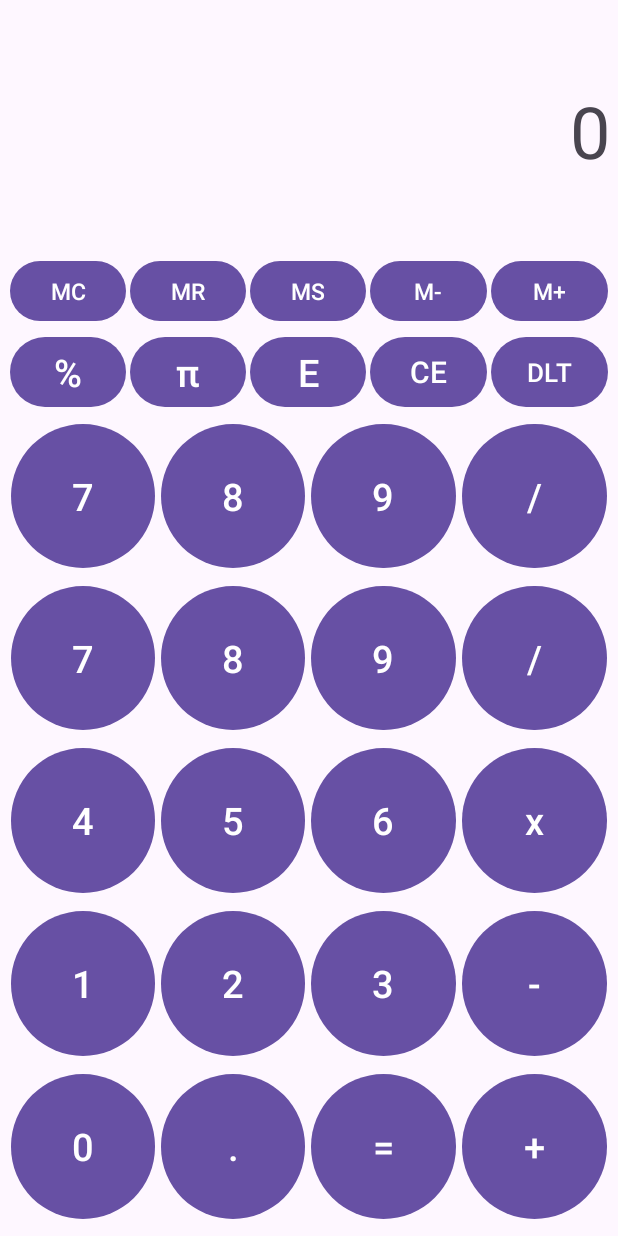
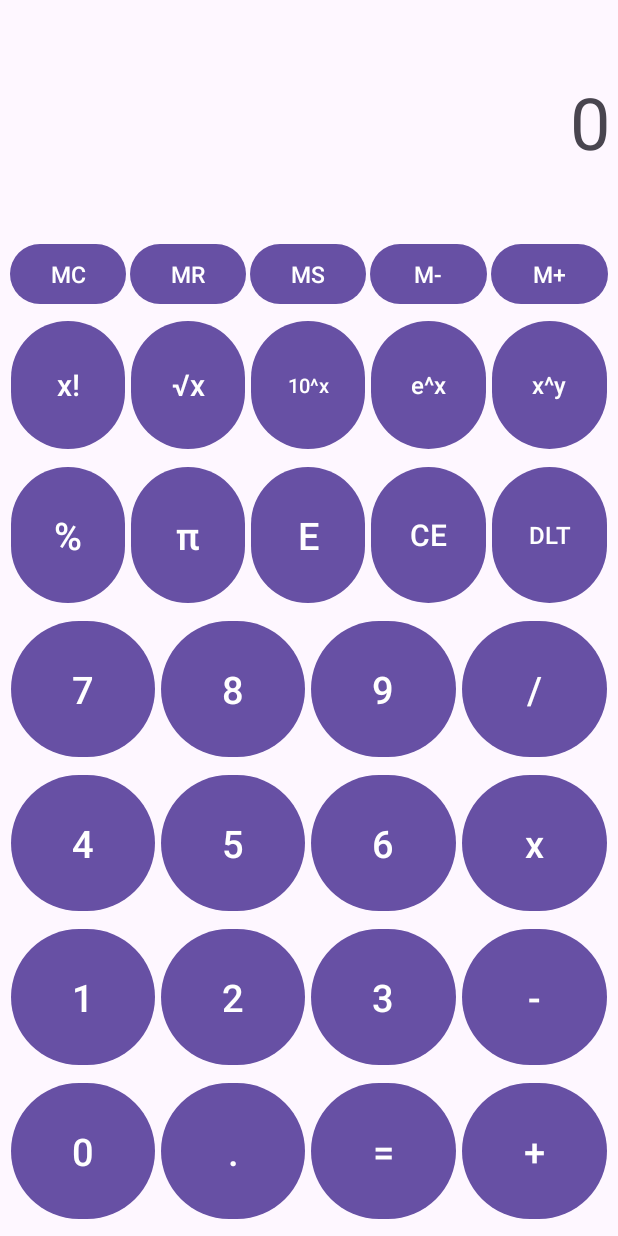
Before and after one commit to TalesMachado404/Calculadora_Cientifica, an Android app: the screen it shows after launch (MainActivity), on a phone screen of 412 x 824 dp. Run offline under Robolectric (Android 15) with nearby library versions, the phone set to English and light mode, and no system bars.

```diff
--- a/app/src/main/res/layout/activity_main.xml
+++ b/app/src/main/res/layout/activity_main.xml
@@ -81,17 +81,72 @@
             android:textSize="15dp" />
 
     </TableRow>
+
+    <TableRow
+        android:layout_width="match_parent"
+        android:layout_height="match_parent"
+        android:layout_weight="1">
+
+
+        <Button
+            android:id="@+id/btnFatorial"
+            android:layout_width="0dp"
+            android:layout_height="match_parent"
+            android:layout_margin="2dp"
+            android:layout_weight="1"
+            android:text="x!"
+            android:textSize="20dp" />
+
+        <Button
+            android:id="@+id/btnRaizQ"
+            android:layout_width="0dp"
+            android:layout_height="match_parent"
+            android:layout_margin="2dp"
+            android:layout_weight="1"
+            android:text="√x"
+            android:textSize="20dp" />
+
+        <Button
+            android:id="@+id/btnEXPOD"
+            android:layout_width="0dp"
+            android:layout_height="match_parent"
+            android:layout_margin="2dp"
+            android:layout_weight="1"
+            android:text="10^x"
+            android:textSize="13dp" />
+
+        <Button
+            android:id="@+id/btnEXPON"
+            android:layout_width="0dp"
+            android:layout_height="match_parent"
+            android:layout_margin="2dp"
+            android:layout_weight="1"
+            android:text="e^x"
+            android:textSize="16dp" />
+
+        <Button
+            android:id="@+id/btnEXPOG"
+            android:layout_width="0dp"
+            android:layout_height="match_parent"
+            android:layout_margin="2dp"
+            android:layout_weight="1"
+            android:text="x^y"
+            android:textSize="16dp" />
+
+
+    </TableRow>
+
 /*Essa parte se refere ao PI, Euler, CE, DLT e %*/
     <TableRow
         android:layout_width="match_parent"
         android:layout_height="match_parent"
-        android:layout_weight="0">
+        android:layout_weight="1">
 
         <Button
             android:id="@+id/btnPORC"
             android:layout_width="0dp"
             android:layout_height="match_parent"
-            android:layout_margin="1dp"
+            android:layout_margin="2dp"
             android:layout_weight="1"
             android:text="%"
             android:textSize="25dp" />
@@ -100,7 +155,7 @@
             android:id="@+id/btnPI"
             android:layout_width="0dp"
             android:layout_height="match_parent"
-            android:layout_margin="1dp"
+            android:layout_margin="2dp"
             android:layout_weight="1"
             android:text="π"
             android:textSize="25dp" />
@@ -109,7 +164,7 @@
             android:id="@+id/btnE"
             android:layout_width="0dp"
             android:layout_height="match_parent"
-            android:layout_margin="1dp"
+            android:layout_margin="2dp"
             android:layout_weight="1"
             android:text="E"
             android:textSize="25dp" />
@@ -118,7 +173,7 @@
             android:id="@+id/btnCE"
             android:layout_width="0dp"
             android:layout_height="match_parent"
-            android:layout_margin="1dp"
+            android:layout_margin="2dp"
             android:layout_weight="1"
             android:text="CE"
             android:textSize="20dp" />
@@ -127,55 +182,10 @@
             android:id="@+id/btnDLT"
             android:layout_width="0dp"
             android:layout_height="match_parent"
-            android:layout_margin="1dp"
+            android:layout_margin="2dp"
             android:layout_weight="1"
             android:text="DLT"
-            android:textSize="17dp" />
-
-    </TableRow>
-
-    <TableRow
-        android:layout_width="match_parent"
-        android:layout_height="match_parent"
-        android:layout_weight="1">
-
-
-        <Button
-            android:id="@+id/btn7"
-            android:layout_width="0dp"
-            android:layout_height="match_parent"
-            android:layout_margin="2dp"
-            android:layout_weight="1"
-            android:text="7"
-            android:textSize="25dp" />
-
-        <Button
-            android:id="@+id/btn8"
-            android:layout_width="0dp"
-            android:layout_height="match_parent"
-            android:layout_margin="2dp"
-            android:layout_weight="1"
-            android:text="8"
-            android:textSize="25dp" />
-
-        <Button
-            android:id="@+id/btn9"
-            android:layout_width="0dp"
-            android:layout_height="match_parent"
-            android:layout_margin="2dp"
-            android:layout_weight="1"
-            android:text="9"
-            android:textSize="25dp" />
-
-        <Button
-            android:id="@+id/btnDividir"
-            android:layout_width="0dp"
-            android:layout_height="match_parent"
-            android:layout_margin="2dp"
-            android:layout_weight="1"
-            android:text="/"
-            android:textSize="25dp" />
-
+            android:textSize="16dp" />
 
     </TableRow>
 
```
Also changed, not shown: app/src/main/java/com/example/calculadora_cientifica/MainActivity.kt (+77 -2 lines).
